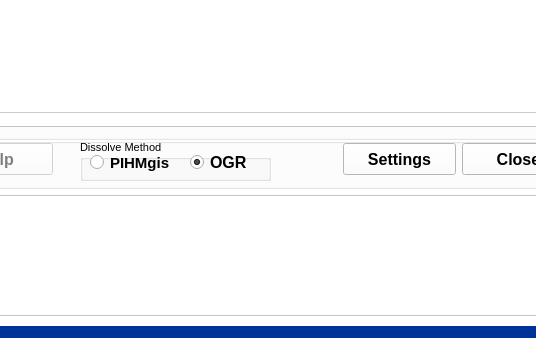
Qt form 3VectorProcessing/1DissolvePolygons/dissolvepolygons.ui (leonard-psu/PIHMgis) before a commit; both pictures show x 85 to 621 and y 81 to 420 of the 800 by 420 pixel window.
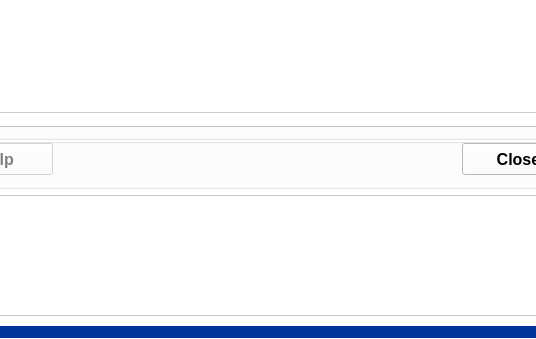
The same form after that commit.

Commit message: Removed dissolve method 1

```diff
--- a/3VectorProcessing/1DissolvePolygons/dissolvepolygons.ui
+++ b/3VectorProcessing/1DissolvePolygons/dissolvepolygons.ui
@@ -563,94 +563,6 @@
      <bool>false</bool>
     </property>
    </widget>
-   <widget class="QPushButton" name="pushButtonSettings">
-    <property name="enabled">
-     <bool>true</bool>
-    </property>
-    <property name="geometry">
-     <rect>
-      <x>413</x>
-      <y>5</y>
-      <width>113</width>
-      <height>32</height>
-     </rect>
-    </property>
-    <property name="font">
-     <font>
-      <family>Arial</family>
-      <pointsize>12</pointsize>
-      <weight>75</weight>
-      <bold>true</bold>
-     </font>
-    </property>
-    <property name="text">
-     <string>Settings</string>
-    </property>
-    <property name="autoDefault">
-     <bool>false</bool>
-    </property>
-   </widget>
-   <widget class="QGroupBox" name="groupBox">
-    <property name="geometry">
-     <rect>
-      <x>150</x>
-      <y>2</y>
-      <width>191</width>
-      <height>41</height>
-     </rect>
-    </property>
-    <property name="font">
-     <font>
-      <pointsize>8</pointsize>
-     </font>
-    </property>
-    <property name="title">
-     <string>Dissolve Method</string>
-    </property>
-    <widget class="QRadioButton" name="radioButton_dissolve_method1">
-     <property name="geometry">
-      <rect>
-       <x>10</x>
-       <y>14</y>
-       <width>82</width>
-       <height>17</height>
-      </rect>
-     </property>
-     <property name="font">
-      <font>
-       <pointsize>11</pointsize>
-       <weight>75</weight>
-       <bold>true</bold>
-      </font>
-     </property>
-     <property name="text">
-      <string>PIHMgis</string>
-     </property>
-    </widget>
-    <widget class="QRadioButton" name="radioButton_dissolve_method2">
-     <property name="geometry">
-      <rect>
-       <x>110</x>
-       <y>14</y>
-       <width>82</width>
-       <height>17</height>
-      </rect>
-     </property>
-     <property name="font">
-      <font>
-       <pointsize>12</pointsize>
-       <weight>75</weight>
-       <bold>true</bold>
-      </font>
-     </property>
-     <property name="text">
-      <string>OGR</string>
-     </property>
-     <property name="checked">
-      <bool>true</bool>
-     </property>
-    </widget>
-   </widget>
   </widget>
   <widget class="QGroupBox" name="groupBoxInput">
    <property name="geometry">
```
The commit also changes 10 other files.
